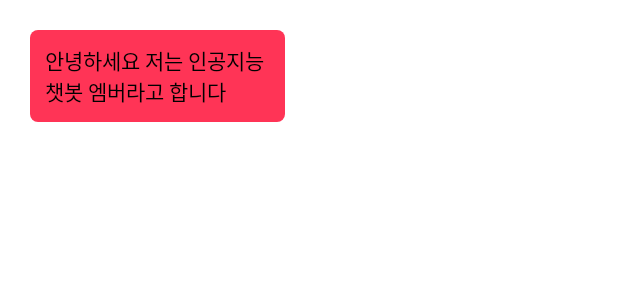
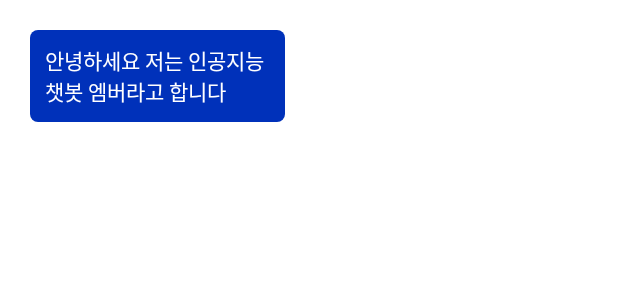
Before and after one commit to wonjunlim1/Amber-project, an Android app: the layout item_chat_others.xml on its own in the app's theme, with its tools: preview values and no code run, on a phone screen of 412 x 824 dp. Shown: the top 300 px of the screen. Run offline under Robolectric (Android 15) with nearby library versions, the phone set to English and light mode, and no system bars.

Commit message:
no message

```diff
--- a/app/src/main/java/com/beyond/amber/ChatRoomAdapter.java
+++ b/app/src/main/java/com/beyond/amber/ChatRoomAdapter.java
@@ -46,6 +46,8 @@ public class ChatRoomAdapter extends RecyclerView.Adapter<RecyclerView.ViewHolde
                     public void onComplete(@NonNull Task<Uri> task) {
                         Glide.with(h.img)
                                 .load(task.getResult())
+                                .circleCrop()
+                                .placeholder(R.drawable.ic_face_black_48dp)
                                 .into(h.img);
 
                     }
--- a/app/src/main/res/drawable/chat_amber_background.xml
+++ b/app/src/main/res/drawable/chat_amber_background.xml
@@ -3,5 +3,5 @@
     android:shape="rectangle">
 
     <corners android:radius="5dp"/>
-    <solid android:color="#ff3456"/>
+    <solid android:color="#0031BA"/>
 </shape>
--- a/app/src/main/res/drawable/chat_user_background.xml
+++ b/app/src/main/res/drawable/chat_user_background.xml
@@ -3,5 +3,5 @@
     android:shape="rectangle">
 
     <corners android:radius="5dp"/>
-    <solid android:color="#ffdd"/>
+    <solid android:color="#FFFCE6"/>
 </shape>
--- a/app/src/main/res/layout/activity_chat.xml
+++ b/app/src/main/res/layout/activity_chat.xml
@@ -11,7 +11,7 @@
         android:layout_height="wrap_content"
         android:id="@+id/top_linear"
         app:layout_constraintTop_toTopOf="parent"
-        android:background="#ff3456">
+        android:background="#0031BA">
         <ImageView
             android:id="@+id/amber"
             android:layout_width="50dp"
@@ -23,7 +23,7 @@
             android:layout_width="wrap_content"
             android:layout_height="wrap_content"
             android:text="엠버"
-            android:textColor="@color/black"
+            android:textColor="@color/white"
             android:textStyle="bold"
             android:layout_marginTop="15dp"
             android:layout_marginLeft="20dp"
--- a/app/src/main/res/layout/item_call.xml
+++ b/app/src/main/res/layout/item_call.xml
@@ -35,7 +35,7 @@
         android:layout_width="50dp"
         android:layout_height="50dp"
         android:layout_marginStart="25dp"
-        android:src="@mipmap/ic_launcher_round"
+        android:src="@drawable/ic_face_black_48dp"
         app:layout_constraintBottom_toBottomOf="parent"
         app:layout_constraintStart_toStartOf="parent"
         app:layout_constraintTop_toTopOf="parent" />
--- a/app/src/main/res/layout/item_chat_others.xml
+++ b/app/src/main/res/layout/item_chat_others.xml
@@ -8,7 +8,7 @@
         android:layout_height="wrap_content"
         android:background="@drawable/chat_amber_background"
         android:text="안녕하세요 저는 인공지능 챗봇 엠버라고 합니다"
-        android:textColor="@color/black"
+        android:textColor="@color/white"
         android:maxWidth="170dp"
         android:layout_marginHorizontal="20dp"
         android:layout_marginVertical="20dp"
--- a/app/src/main/res/values/themes.xml
+++ b/app/src/main/res/values/themes.xml
@@ -2,8 +2,8 @@
     <!-- Base application theme. -->
     <style name="Theme.Amber" parent="Theme.MaterialComponents.DayNight.NoActionBar">
         <!-- Primary brand color. -->
-        <item name="colorPrimary">@color/purple_500</item>
-        <item name="colorPrimaryVariant">@color/purple_700</item>
+        <item name="colorPrimary">#0031BA</item>
+        <item name="colorPrimaryVariant">#0031BA</item>
         <item name="colorOnPrimary">@color/white</item>
         <!-- Secondary brand color. -->
         <item name="colorSecondary">@color/teal_200</item>
```
Also changed, not shown: app/src/main/java/com/beyond/amber/UserListAdapter.java (+22 -0 lines), app/src/main/res/menu/main_bottom_menu.xml (+9 -6 lines).
